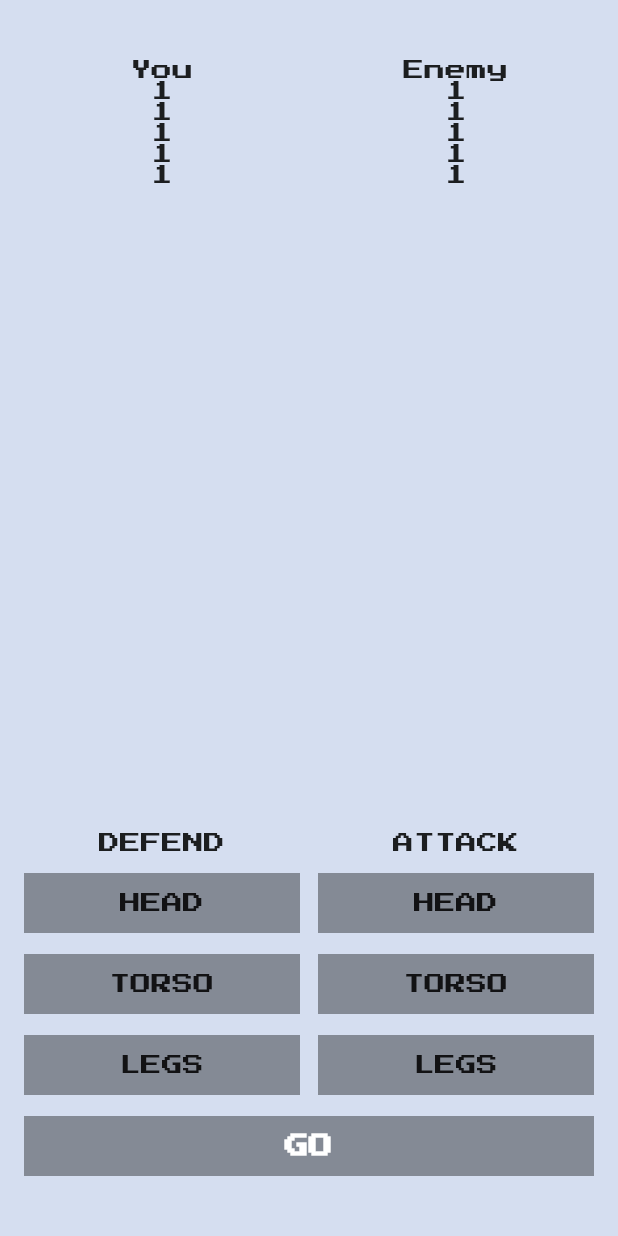
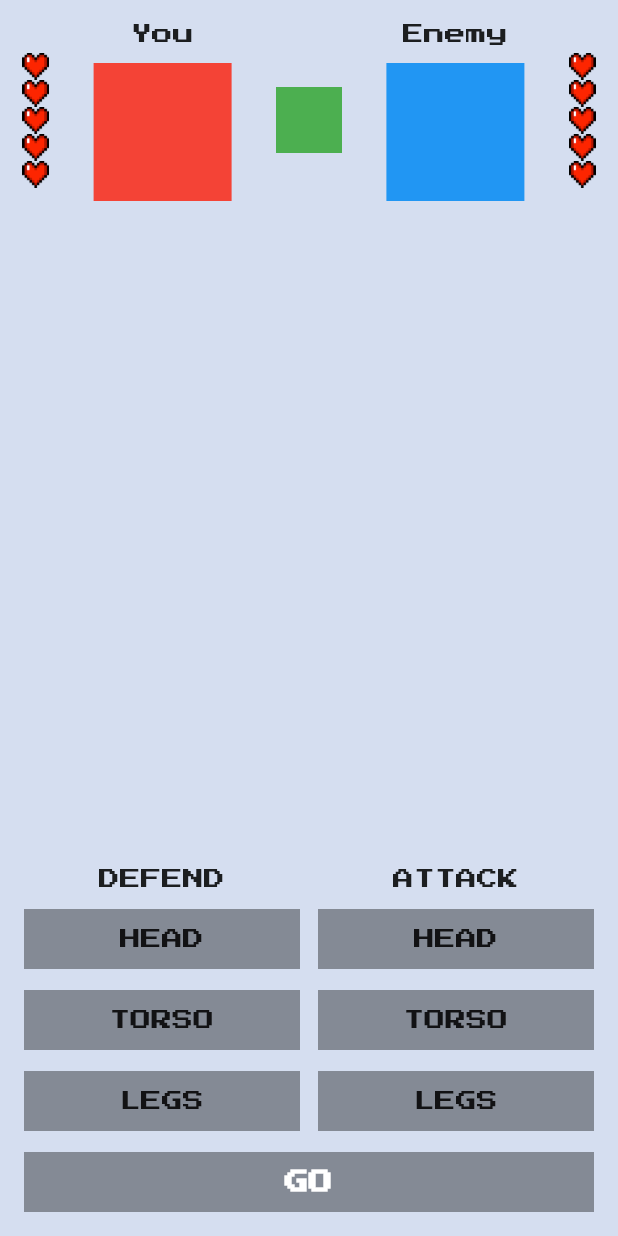
Before and after one commit to docent28/flutter_fight_club, a Flutter app: the screen it shows after launch, on a phone screen of 412 x 824 dp. Run offline on Flutter 3.47's test engine with Material 2 defaults, Android fonts, the phone set to English and light mode, and no system bars; our stand-ins replace google_fonts.

Commit message:
Сделали работу с преподавателем. 3-е занятие

```diff
--- a/lib/main.dart
+++ b/lib/main.dart
@@ -1,6 +1,7 @@
 import 'dart:math';
 
 import 'package:flutter/material.dart';
+import 'package:flutter_fight_club/fight_club_icons.dart';
 import 'package:google_fonts/google_fonts.dart';
 
 void main() {
@@ -25,10 +26,10 @@ class MyHomePage extends StatefulWidget {
   const MyHomePage({Key? key}) : super(key: key);
 
   @override
-  _MyHomePageState createState() => _MyHomePageState();
+  MyHomePageState createState() => MyHomePageState();
 }
 
-class _MyHomePageState extends State<MyHomePage> {
+class MyHomePageState extends State<MyHomePage> {
   static const maxLives = 5;
 
   BodyPart? defendingBodyPart;
@@ -43,11 +44,9 @@ class _MyHomePageState extends State<MyHomePage> {
   Widget build(BuildContext context) {
     return Scaffold(
       backgroundColor: Color.fromRGBO(213, 222, 240, 1),
-      body: Column(
+      body: SafeArea(
+        child: Column(
           children: [
-          SizedBox(
-            height: 40,
-          ),
             FightersInfo(
               maxLivesCount: maxLives,
               yourLivesCount: yourLives,
@@ -60,18 +59,16 @@ class _MyHomePageState extends State<MyHomePage> {
               attackingBodyPart: attackingBodyPart,
               selectAttackingBodyPart: _selectAttackingBodyPart,
             ),
-          SizedBox(
-            height: 14,
-          ),
+            SizedBox(height: 14),
             GoButton(
-            text: yourLives == 0 || enemysLives == 0 ? "Start new game" : "Go",
+              text:
+                  yourLives == 0 || enemysLives == 0 ? "Start new game" : "Go",
               onTap: _onGoButtonClicked,
               color: _getGoButtonColor(),
             ),
-          SizedBox(
-            height: 40,
+            SizedBox(height: 16),
+          ],
         ),
-        ],
       ),
     );
   }
@@ -149,12 +146,8 @@ class GoButton extends StatelessWidget {
 
   @override
   Widget build(BuildContext context) {
-    return Row(
-      children: [
-        SizedBox(
-          width: 16,
-        ),
-        Expanded(
+    return Padding(
+      padding: const EdgeInsets.symmetric(horizontal: 16),
       child: GestureDetector(
         onTap: onTap,
         child: SizedBox(
@@ -172,11 +165,6 @@ class GoButton extends StatelessWidget {
           ),
         ),
       ),
-        ),
-        SizedBox(
-          width: 16,
-        ),
-      ],
     );
   }
 }
@@ -195,44 +183,47 @@ class FightersInfo extends StatelessWidget {
 
   @override
   Widget build(BuildContext context) {
-    return Row(
+    return SizedBox(
+      height: 160,
+      child: Row(
+        mainAxisAlignment: MainAxisAlignment.spaceAround,
         children: [
-        SizedBox(
-          width: 16,
+          LivesWidget(
+            overallLivesCount: maxLivesCount,
+            currentLivesCount: yourLivesCount,
           ),
-        Expanded(
-          child: Center(
-            child: Column(
+          Column(
             children: [
+              const SizedBox(height: 16),
               Text("You"),
+              const SizedBox(height: 12),
+              ColoredBox(
+                color: Colors.red,
+                child: SizedBox(height: 92, width: 92),
+              )
+            ],
+          ),
+          ColoredBox(
+            color: Colors.green,
+            child: SizedBox(height: 44, width: 44),
+          ),
+          Column(
+            children: [
+              const SizedBox(height: 16),
+              Text("Enemy"),
+              const SizedBox(height: 12),
+              ColoredBox(
+                color: Colors.blue,
+                child: SizedBox(height: 92, width: 92),
+              )
+            ],
+          ),
           LivesWidget(
             overallLivesCount: maxLivesCount,
             currentLivesCount: yourLivesCount,
           ),
         ],
       ),
-          ),
-        ),
-        SizedBox(
-          width: 12,
-        ),
-        Expanded(
-          child: Center(
-            child: Column(
-              children: [
-                Text("Enemy"),
-                LivesWidget(
-                  overallLivesCount: maxLivesCount,
-                  currentLivesCount: enemysLivesCount,
-                ),
-              ],
-            ),
-          ),
-        ),
-        SizedBox(
-          width: 16,
-        ),
-      ],
     );
   }
 }
@@ -256,32 +247,24 @@ class ControlsWidget extends StatelessWidget {
     return Row(
       mainAxisAlignment: MainAxisAlignment.center,
       children: [
-        SizedBox(
-          width: 16,
-        ),
+        SizedBox(width: 16),
         Expanded(
           child: Column(
             children: [
               Text("Defend".toUpperCase()),
-              SizedBox(
-                height: 13,
-              ),
+              SizedBox(height: 13),
               BodyPartButton(
                 bodyPart: BodyPart.head,
                 selected: defendingBodyPart == BodyPart.head,
                 bodyPartSetter: selectDefendingBodyPart,
               ),
-              SizedBox(
-                height: 14,
-              ),
+              SizedBox(height: 14),
               BodyPartButton(
                 bodyPart: BodyPart.torso,
                 selected: defendingBodyPart == BodyPart.torso,
                 bodyPartSetter: selectDefendingBodyPart,
               ),
-              SizedBox(
-                height: 14,
-              ),
+              SizedBox(height: 14),
               BodyPartButton(
                 bodyPart: BodyPart.legs,
                 selected: defendingBodyPart == BodyPart.legs,
@@ -290,32 +273,24 @@ class ControlsWidget extends StatelessWidget {
             ],
           ),
         ),
-        SizedBox(
-          width: 12,
-        ),
+        SizedBox(width: 12),
         Expanded(
           child: Column(
             children: [
               Text("Attack".toUpperCase()),
-              SizedBox(
-                height: 13,
-              ),
+              SizedBox(height: 13),
               BodyPartButton(
                 bodyPart: BodyPart.head,
                 selected: attackingBodyPart == BodyPart.head,
                 bodyPartSetter: selectAttackingBodyPart,
               ),
-              SizedBox(
-                height: 14,
-              ),
+              SizedBox(height: 14),
               BodyPartButton(
                 bodyPart: BodyPart.torso,
                 selected: attackingBodyPart == BodyPart.torso,
                 bodyPartSetter: selectAttackingBodyPart,
               ),
-              SizedBox(
-                height: 14,
-              ),
+              SizedBox(height: 14),
               BodyPartButton(
                 bodyPart: BodyPart.legs,
                 selected: attackingBodyPart == BodyPart.legs,
@@ -324,9 +299,7 @@ class ControlsWidget extends StatelessWidget {
             ],
           ),
         ),
-        SizedBox(
-          width: 16,
-        ),
+        SizedBox(width: 16),
       ],
     );
   }
@@ -348,11 +321,12 @@ class LivesWidget extends StatelessWidget {
   @override
   Widget build(BuildContext context) {
     return Column(
+      mainAxisSize: MainAxisSize.min,
       children: List.generate(overallLivesCount, (index) {
         if (index < currentLivesCount) {
-          return Text("1");
+          return Image.asset(FightClubIcons.heartFull, width: 18, height: 18);
         } else {
-          return Text("0");
+          return Image.asset(FightClubIcons.heartEmpty, width: 18, height: 18);
         }
       }),
     );
```
Lines whose indentation alone changed are shown as unchanged.
